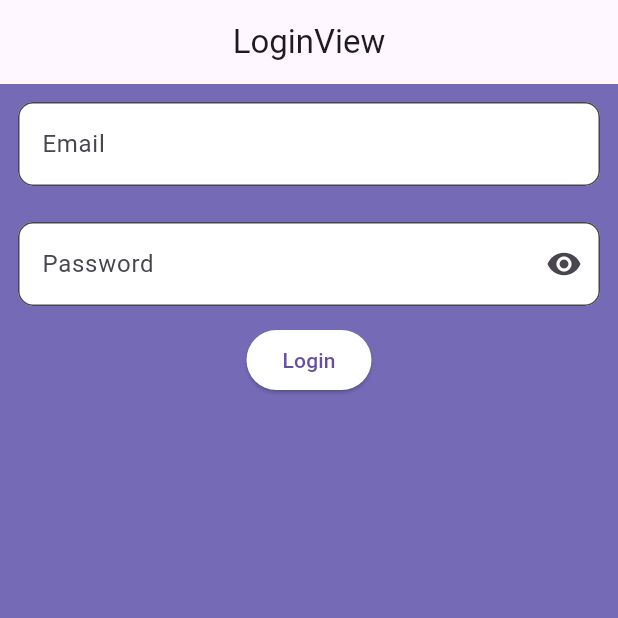
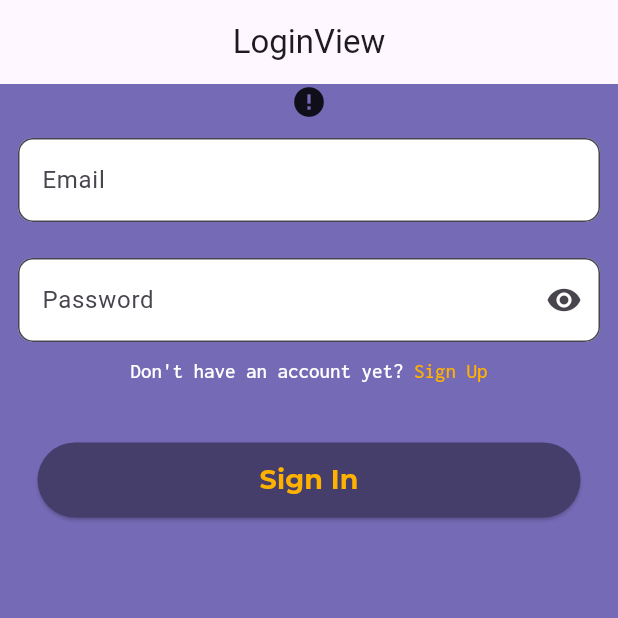
Before and after one commit to syncwithadifens/conveyance_apps, a Flutter app: the screen it shows after launch, on a phone screen of 412 x 824 dp, the top half of it. Run offline on Flutter 3.47's test engine with Material 3 defaults, Android fonts, the phone set to English and light mode, and no system bars; drawn by our look-alikes of cached_network_image; our stand-ins replace get, google_fonts; network calls fail.

Commit message:
feat: :lipstick: finish login ui

```diff
--- a/lib/app/modules/login/controllers/login_controller.dart
+++ b/lib/app/modules/login/controllers/login_controller.dart
@@ -3,4 +3,6 @@ import 'package:get/get.dart';
 
 class LoginController extends GetxController {
   final loginKey = GlobalKey<FormState>();
+  var emailCtrl = TextEditingController();
+  var passwordCtrl = TextEditingController();
 }
--- a/lib/app/modules/login/views/login_view.dart
+++ b/lib/app/modules/login/views/login_view.dart
@@ -1,3 +1,4 @@
+import 'package:cached_network_image/cached_network_image.dart';
 import 'package:conveyance_apps/app/data/theme/theme.dart';
 import 'package:flutter/material.dart';
 import 'package:get/get.dart';
@@ -10,33 +11,80 @@ class LoginView extends GetView<LoginController> {
   @override
   Widget build(BuildContext context) {
     return Scaffold(
-        appBar: AppBar(
-          title: const Text('LoginView'),
-          centerTitle: true,
-        ),
-        body: Container(
-          decoration: BoxDecoration(color: primaryColor),
+      appBar: AppBar(
+        title: const Text('LoginView'),
+        centerTitle: true,
+      ),
+      body: SingleChildScrollView(
+        child: Container(
+          height: Get.height,
+          width: Get.width,
+          color: primaryColor,
           child: Form(
             key: controller.loginKey,
             child: Column(
               children: [
-                const CustomTextInput(
+                CachedNetworkImage(
+                  fit: BoxFit.cover,
+                  imageUrl:
+                      "https://img.freepik.com/free-vector/hand-drawn-flat-design-business-communication-concept_52683-77453.jpg",
+                  progressIndicatorBuilder: (context, url, downloadProgress) =>
+                      CircularProgressIndicator(
+                          value: downloadProgress.progress),
+                  errorWidget: (context, url, error) => const Icon(Icons.error),
+                ),
+                CustomTextInput(
+                  controller: controller.emailCtrl,
                   hintText: 'Email',
                 ),
-                const CustomTextInput(
+                CustomTextInput(
+                  controller: controller.passwordCtrl,
                   hintText: 'Password',
-                  icon: Icon(Icons.visibility),
+                  icon: const Icon(Icons.visibility),
                 ),
-                ElevatedButton(
-                  style: ElevatedButton.styleFrom(
-                    backgroundColor: whiteColor,
+                RichText(
+                  text: TextSpan(
+                      text: 'Don\'t have an account yet?',
+                      style: bodyText,
+                      children: [
+                        TextSpan(
+                            text: ' Sign Up',
+                            style: bodyText.copyWith(color: thirdColor)),
+                      ]),
+                ),
+                Container(
+                  height: 50,
+                  width: double.infinity,
+                  margin: const EdgeInsets.only(left: 25, right: 25, top: 40),
+                  child: ElevatedButton(
+                    style: ElevatedButton.styleFrom(
+                      backgroundColor: secondaryColor,
+                    ),
+                    onPressed: () {
+                      if (controller.loginKey.currentState!.validate()) {
+                        // If the form is valid, display a snackbar. In the real world,
+                        // you'd often call a server or save the information in a database.
+                        ScaffoldMessenger.of(context).showSnackBar(
+                          const SnackBar(content: Text('Processing Data')),
+                        );
+                      }
+                      debugPrint(controller.emailCtrl.text);
+                      debugPrint(controller.passwordCtrl.text);
+                    },
+                    child: Text(
+                      "Sign In",
+                      style: titleText.copyWith(
+                          fontWeight: FontWeight.w700,
+                          color: thirdColor,
+                          fontSize: 18),
+                    ),
                   ),
-                  onPressed: () {},
-                  child: const Text("Login"),
                 ),
               ],
             ),
           ),
-        ));
+        ),
+      ),
+    );
   }
 }
--- a/lib/app/shared/widgets/custom_input_text.dart
+++ b/lib/app/shared/widgets/custom_input_text.dart
@@ -5,7 +5,9 @@ import '../../data/theme/theme.dart';
 class CustomTextInput extends StatelessWidget {
   final String hintText;
   final Widget? icon;
-  const CustomTextInput({super.key, required this.hintText, this.icon});
+  final TextEditingController? controller;
+  const CustomTextInput(
+      {super.key, required this.hintText, this.icon, this.controller});
 
   @override
   Widget build(BuildContext context) {
@@ -13,6 +15,7 @@ class CustomTextInput extends StatelessWidget {
       padding: const EdgeInsets.all(12),
       margin: const EdgeInsets.only(),
       child: TextFormField(
+        controller: controller,
         decoration: InputDecoration(
             filled: true,
             fillColor: whiteColor,
@@ -21,7 +24,12 @@ class CustomTextInput extends StatelessWidget {
               borderRadius: BorderRadius.circular(10),
             ),
             suffixIcon: icon),
-        onChanged: (value) {},
+        validator: (value) {
+          if (value == null || value.isEmpty) {
+            return 'Please enter some text';
+          }
+          return null;
+        },
       ),
     );
   }
--- a/lib/main.dart
+++ b/lib/main.dart
@@ -1,5 +1,4 @@
 import 'package:flutter/material.dart';
-
 import 'package:get/get.dart';
 
 import 'app/routes/app_pages.dart';
@@ -10,6 +9,7 @@ void main() {
       title: "Application",
       initialRoute: AppPages.INITIAL,
       getPages: AppPages.routes,
+      debugShowCheckedModeBanner: false,
     ),
   );
 }
```
Also changed, not shown: pubspec.yaml (+8 -5 lines), assets/img/chat-gpt-in-schools.png (renamed from assets/chat-gpt-in-schools.png), pubspec.lock.
